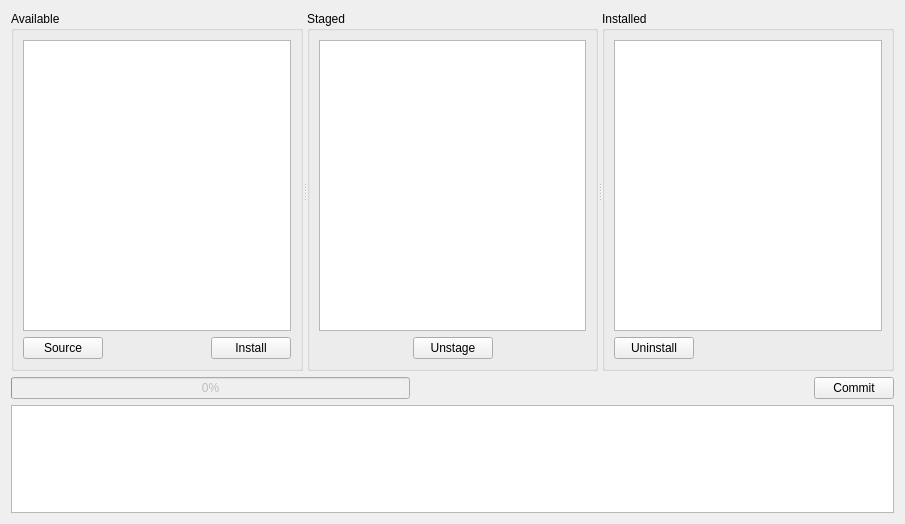
kipr/kiss, file ui/Repository.ui: the form before one commit.
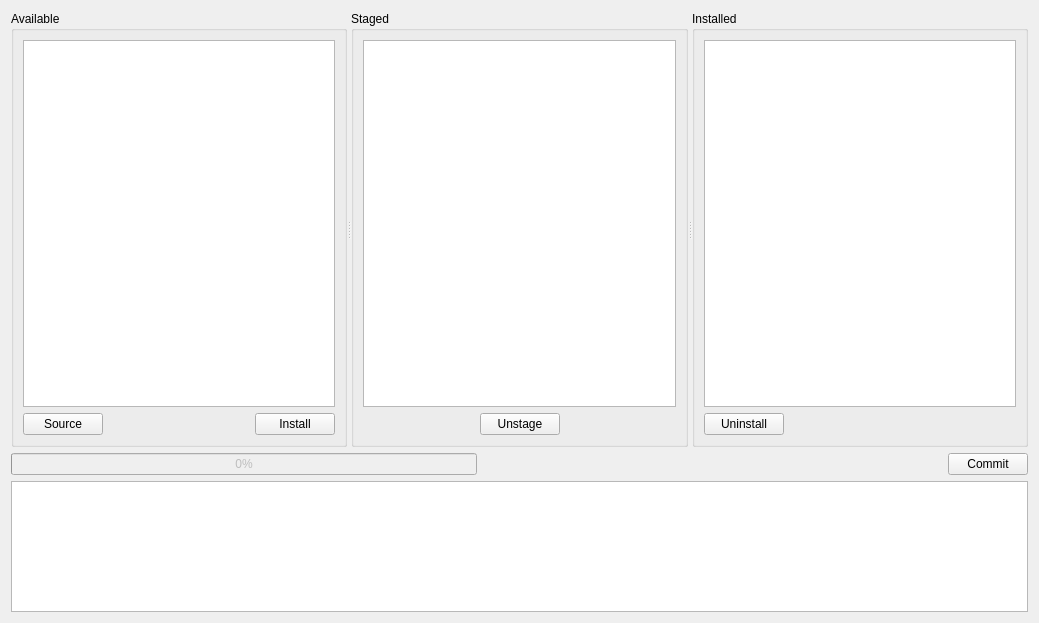
The form after the commit. Icons and pictures are not drawn.

```diff
--- a/ui/Repository.ui
+++ b/ui/Repository.ui
@@ -6,8 +6,8 @@
    <rect>
     <x>0</x>
     <y>0</y>
-    <width>905</width>
-    <height>524</height>
+    <width>1039</width>
+    <height>623</height>
    </rect>
   </property>
   <property name="windowTitle">
```
Left out of the diff: 12 changed lines with no effect on the pictures.
